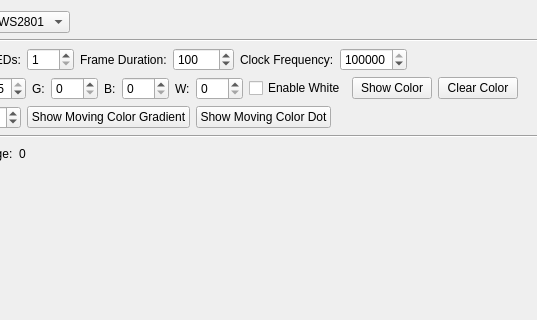
This is src/brickv/plugin_system/plugins/led_strip/ui/led_strip.ui in Tinkerforge/brickv as Qt 5 draws it before an edit; both pictures show x 82 to 619 and y 0 to 320 of the 871 by 402 pixel window. The edited form follows.
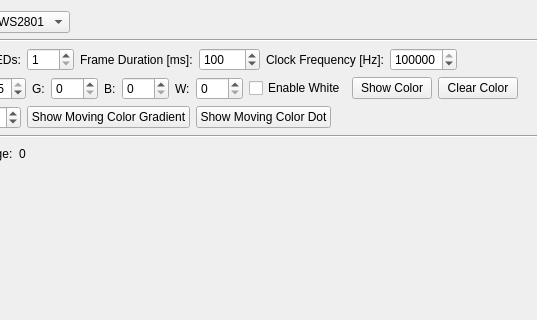
This is the edited form.

Commit message: led-strip: Add units

The edit to the form file:
```diff
--- a/src/brickv/plugin_system/plugins/led_strip/ui/led_strip.ui
+++ b/src/brickv/plugin_system/plugins/led_strip/ui/led_strip.ui
@@ -86,7 +86,7 @@
      <item>
       <widget class="QLabel" name="label_5">
        <property name="text">
-        <string>Frame Duration:</string>
+        <string>Frame Duration [ms]:</string>
        </property>
       </widget>
      </item>
@@ -106,7 +106,7 @@
      <item>
       <widget class="QLabel" name="label_clock_frequency">
        <property name="text">
-        <string>Clock Frequency:</string>
+        <string>Clock Frequency [Hz]:</string>
        </property>
       </widget>
      </item>
```
